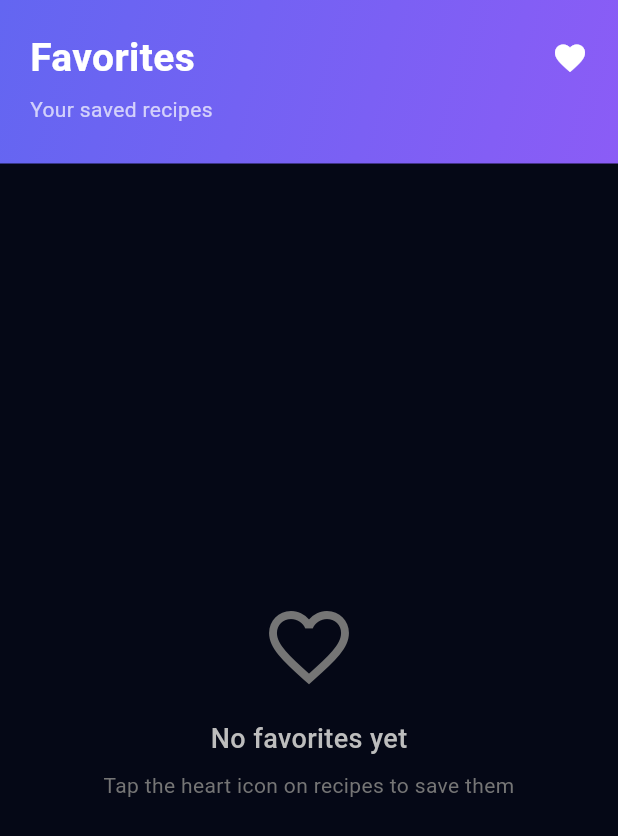
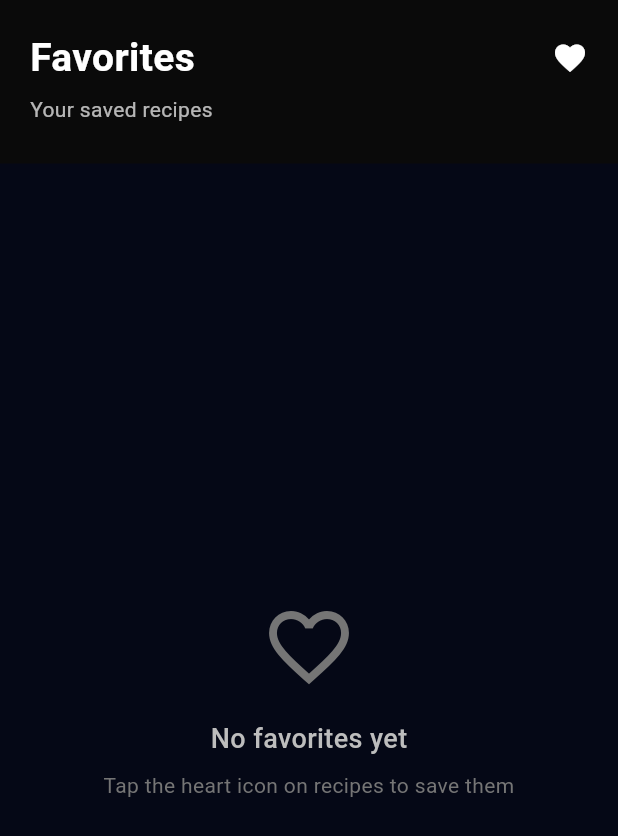
Before and after one commit to Bezawit-Ag/flutter-app, a Flutter app: the FavoritesScreen screen opened directly, after a tap on the "favorite" icon, on a phone screen of 412 x 824 dp. Shown: the top 836 px of the screen. Run offline on Flutter 3.47's test engine with Material 3 defaults, Android fonts, the phone set to English and light mode, and no system bars.

Commit message:
Adjust theme colors across app

```diff
--- a/assignment_app/lib/features/home/screens/favorites_screen.dart
+++ b/assignment_app/lib/features/home/screens/favorites_screen.dart
@@ -22,11 +22,7 @@ class FavoritesScreen extends StatelessWidget {
               width: double.infinity,
               padding: const EdgeInsets.fromLTRB(20, 20, 20, 26),
               decoration: const BoxDecoration(
-                gradient: LinearGradient(
-                  colors: [Color(0xFF6366F1), Color(0xFF8B5CF6)],
-                  begin: Alignment.topLeft,
-                  end: Alignment.bottomRight,
-                ),
+                color: Color(0xFF0A0A0A),
               ),
               child: Column(
                 crossAxisAlignment: CrossAxisAlignment.start,
--- a/assignment_app/lib/features/home/screens/home_screen.dart
+++ b/assignment_app/lib/features/home/screens/home_screen.dart
@@ -23,11 +23,7 @@ class HomeScreen extends StatelessWidget {
               width: double.infinity,
               padding: const EdgeInsets.fromLTRB(20, 20, 20, 26),
               decoration: const BoxDecoration(
-                gradient: LinearGradient(
-                  colors: [Color(0xFF6366F1), Color(0xFF8B5CF6)],
-                  begin: Alignment.topLeft,
-                  end: Alignment.bottomRight,
-                ),
+                color: Color(0xFF0A0A0A),
               ),
               child: Column(
                 crossAxisAlignment: CrossAxisAlignment.start,
```
